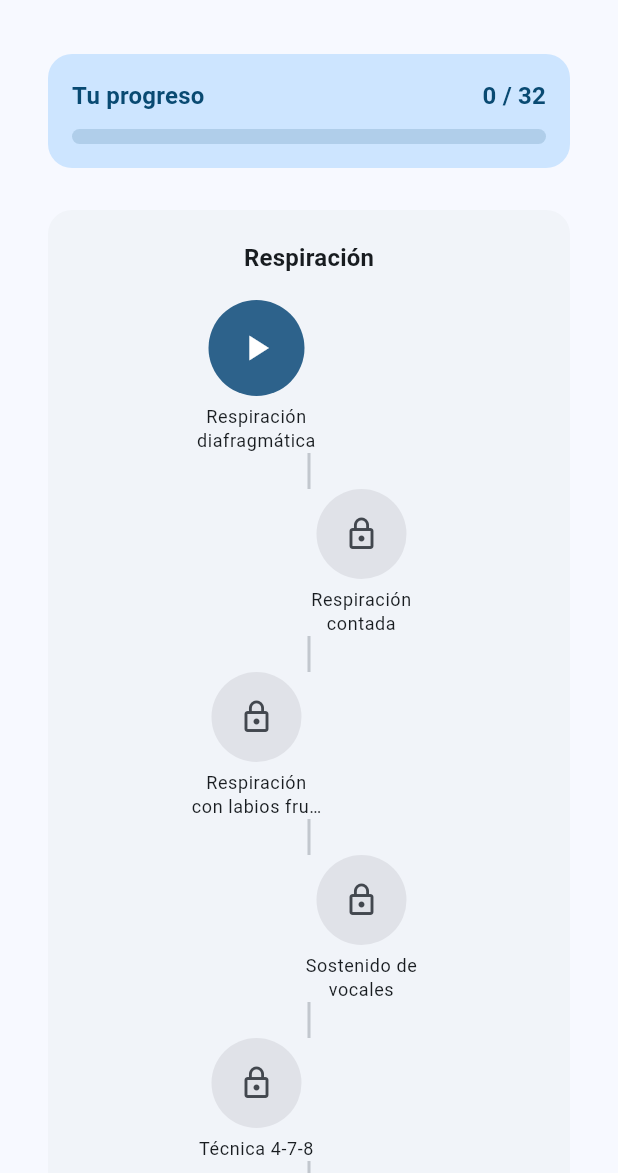
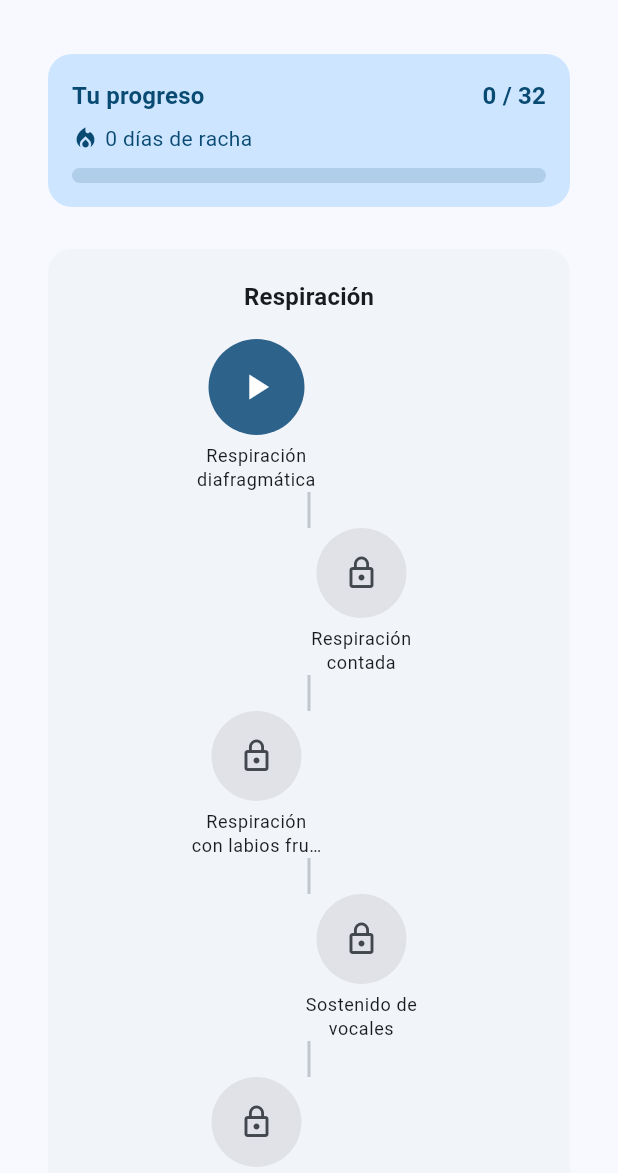
Before and after one commit to Jair-dev57/serena, a Flutter app: the screen it shows after launch, on a phone screen of 412 x 824 dp, the part 63-1236 px from its top. Run offline on Flutter 3.47's test engine with Material 3 defaults, Android fonts, the phone set to English and light mode, and no system bars; our stand-ins replace audioplayers, shared_preferences, sqflite; missing offline and left inert: record; accounts and stored records are empty.

Commit message:
Vincula racha de práctica con la Ruta de ejercicios

```diff
--- a/lib/screens/guided_exercise_screen.dart
+++ b/lib/screens/guided_exercise_screen.dart
@@ -58,6 +58,10 @@ class _GuidedExerciseScreenState extends State<GuidedExerciseScreen>
       final before = await LocalDb.instance.getProgressForExercise(widget.exercise.id);
       await LocalDb.instance.incrementProgress(widget.exercise.id);
       final after = await LocalDb.instance.getProgressForExercise(widget.exercise.id);
+
+      await LocalDb.instance.insertSession(
+        PracticeSession(exerciseTitle: widget.exercise.title, date: DateTime.now()),
+      );
 
       final previousRank = before?.rank;
       final newRank = after!.rank;
--- a/lib/screens/route_screen.dart
+++ b/lib/screens/route_screen.dart
@@ -20,6 +20,7 @@ class RouteScreen extends StatefulWidget {
 class _RouteScreenState extends State<RouteScreen> {
   Map<String, ExerciseProgress> _progressById = {};
   bool _loading = true;
+  int _streak = 0;
 
   static const List<ExerciseCategory> _orderedCategories = [
     ExerciseCategory.respiracion,
@@ -36,8 +37,10 @@ class _RouteScreenState extends State<RouteScreen> {
 
   Future<void> _loadProgress() async {
     final allProgress = await LocalDb.instance.getAllProgress();
+    final streak = await LocalDb.instance.getCurrentStreak();
     setState(() {
       _progressById = {for (final p in allProgress) p.exerciseId: p};
+      _streak = streak;
       _loading = false;
     });
   }
@@ -317,6 +320,23 @@ class _RouteScreenState extends State<RouteScreen> {
                       ),
                     ],
                   ),
+                  const SizedBox(height: 6),
+                  Row(
+                    children: [
+                      Icon(
+                        Icons.local_fire_department,
+                        size: 18,
+                        color: Theme.of(context).colorScheme.onPrimaryContainer,
+                      ),
+                      const SizedBox(width: 4),
+                      Text(
+                        _streak == 1 ? '1 día de racha' : '$_streak días de racha',
+                        style: Theme.of(context).textTheme.bodyMedium?.copyWith(
+                              color: Theme.of(context).colorScheme.onPrimaryContainer,
+                            ),
+                      ),
+                    ],
+                  ),
                   const SizedBox(height: 10),
                   ClipRRect(
                     borderRadius: BorderRadius.circular(8),
```
